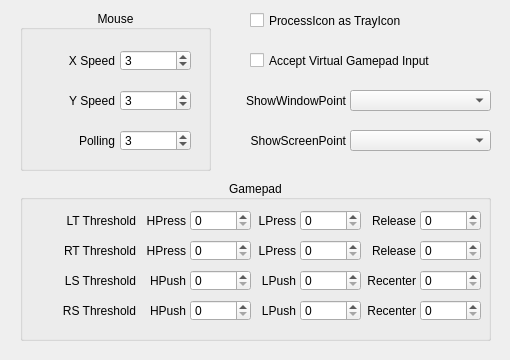
First picture: the form in QKeyMapper/qmappingadvanceddialog.ui, repository Zalafina/QKeyMapper, before the edit.
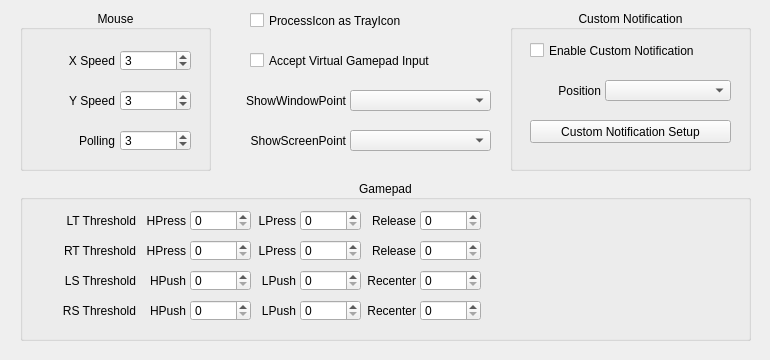
Second picture: the form after the edit.

Commit message: Add custom notification setup dialog.

Diff of the .ui file:
```diff
--- a/QKeyMapper/qmappingadvanceddialog.ui
+++ b/QKeyMapper/qmappingadvanceddialog.ui
@@ -6,7 +6,7 @@
    <rect>
     <x>0</x>
     <y>0</y>
-    <width>510</width>
+    <width>770</width>
     <height>360</height>
    </rect>
   </property>
@@ -18,13 +18,13 @@
   </property>
   <property name="minimumSize">
    <size>
-    <width>510</width>
+    <width>770</width>
     <height>360</height>
    </size>
   </property>
   <property name="maximumSize">
    <size>
-    <width>510</width>
+    <width>770</width>
     <height>360</height>
    </size>
   </property>
@@ -142,7 +142,7 @@
     <rect>
      <x>20</x>
      <y>180</y>
-     <width>471</width>
+     <width>731</width>
      <height>161</height>
     </rect>
    </property>
@@ -153,6 +153,83 @@
     <set>Qt::AlignmentFlag::AlignCenter</set>
    </property>
   </widget>
+  <widget class="QGroupBox" name="customNotificationGroupBox">
+   <property name="geometry">
+    <rect>
+     <x>510</x>
+     <y>10</y>
+     <width>241</width>
+     <height>161</height>
+    </rect>
+   </property>
+   <property name="title">
+    <string>Custom Notification</string>
+   </property>
+   <property name="alignment">
+    <set>Qt::AlignmentFlag::AlignCenter</set>
+   </property>
+  </widget>
+  <widget class="QCheckBox" name="customNotificationEnableCheckBox">
+   <property name="geometry">
+    <rect>
+     <x>530</x>
+     <y>40</y>
+     <width>201</width>
+     <height>21</height>
+    </rect>
+   </property>
+   <property name="focusPolicy">
+    <enum>Qt::FocusPolicy::NoFocus</enum>
+   </property>
+   <property name="text">
+    <string>Enable Custom Notification</string>
+   </property>
+  </widget>
+  <widget class="QLabel" name="customNotificationPositionLabel">
+   <property name="geometry">
+    <rect>
+     <x>520</x>
+     <y>80</y>
+     <width>81</width>
+     <height>21</height>
+    </rect>
+   </property>
+   <property name="text">
+    <string>Position</string>
+   </property>
+   <property name="alignment">
+    <set>Qt::AlignmentFlag::AlignRight|Qt::AlignmentFlag::AlignTrailing|Qt::AlignmentFlag::AlignVCenter</set>
+   </property>
+  </widget>
+  <widget class="QComboBox" name="customNotificationPositionComboBox">
+   <property name="geometry">
+    <rect>
+     <x>605</x>
+     <y>80</y>
+     <width>126</width>
+     <height>21</height>
+    </rect>
+   </property>
+   <property name="focusPolicy">
+    <enum>Qt::FocusPolicy::NoFocus</enum>
+   </property>
+  </widget>
+  <widget class="QPushButton" name="customNotificationSetupButton">
+   <property name="geometry">
+    <rect>
+     <x>530</x>
+     <y>120</y>
+     <width>201</width>
+     <height>23</height>
+    </rect>
+   </property>
+   <property name="focusPolicy">
+    <enum>Qt::FocusPolicy::NoFocus</enum>
+   </property>
+   <property name="text">
+    <string>Custom Notification Setup</string>
+   </property>
+  </widget>
   <widget class="QLabel" name="LS_Threshold_ReleaseLabel">
    <property name="geometry">
     <rect>
```
Left out of the diff: 5 changed lines with no effect on the pictures. The commit also changes 15 other files.
